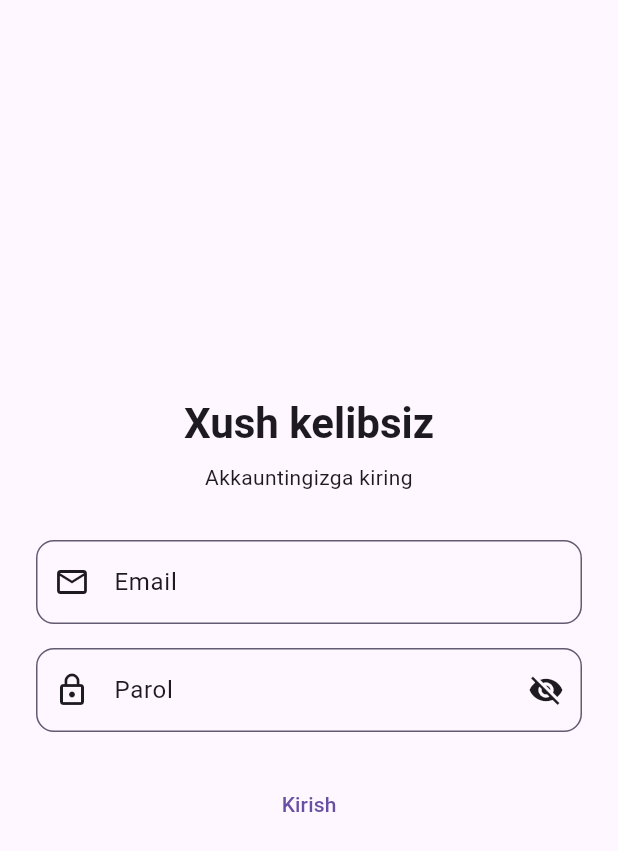
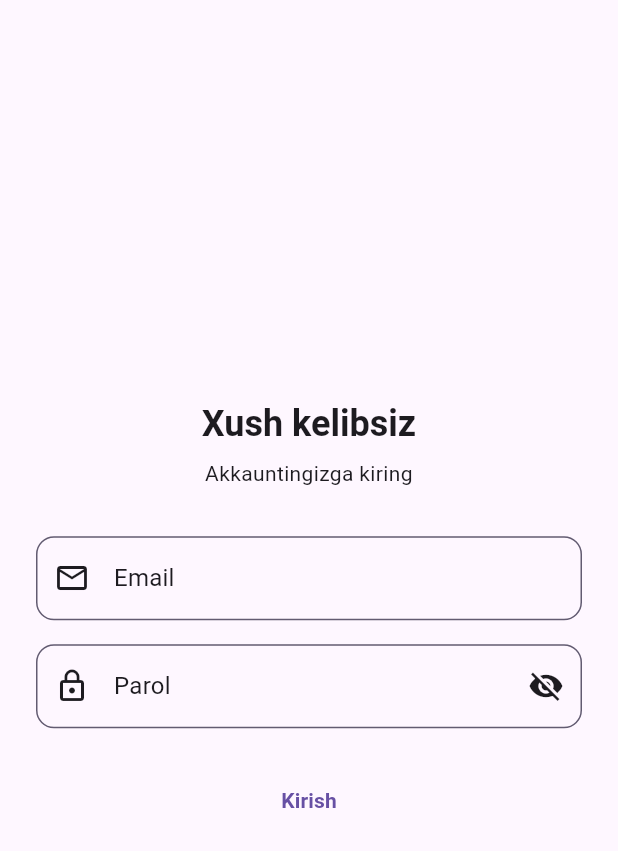
Before and after one commit to Sh0hrux/Project, a Flutter app: the screen it shows after launch, on a phone screen of 412 x 824 dp. Shown: the top 851 px of the screen. Run offline on Flutter 3.47's test engine with Material 3 defaults, Android fonts, the phone set to English and light mode, and no system bars; our stand-ins replace dio, equatable, flutter_bloc, go_router; network calls fail.

Commit message:
feat: design system va mavzu almashtirish

```diff
--- a/lib/app.dart
+++ b/lib/app.dart
@@ -3,12 +3,14 @@ import 'package:flutter_bloc/flutter_bloc.dart';
 import 'package:go_router/go_router.dart';
 import 'package:startup_app/core/router/app_router.dart';
 import 'package:startup_app/core/theme/app_theme.dart';
+import 'package:startup_app/core/theme/theme_cubit.dart';
 import 'package:startup_app/features/auth/presentation/bloc/auth_bloc.dart';
 
 class App extends StatefulWidget {
   final AuthBloc? authBloc;
+  final ThemeCubit? themeCubit;
 
-  const App({super.key, this.authBloc});
+  const App({super.key, this.authBloc, this.themeCubit});
 
   @override
   State<App> createState() => _AppState();
@@ -26,12 +28,23 @@ class _AppState extends State<App> {
 
   @override
   Widget build(BuildContext context) {
+    ThemeMode themeMode = ThemeMode.system;
+    if (widget.themeCubit != null) {
+      themeMode = widget.themeCubit!.state;
+    } else {
+      try {
+        themeMode = context.watch<ThemeCubit>().state;
+      } catch (_) {
+        themeMode = ThemeMode.system;
+      }
+    }
+
     return MaterialApp.router(
       title: 'Startup App',
       debugShowCheckedModeBanner: false,
       theme: AppTheme.lightTheme,
       darkTheme: AppTheme.darkTheme,
-      themeMode: ThemeMode.system,
+      themeMode: themeMode,
       routerConfig: _router,
     );
   }
--- /dev/null
+++ b/lib/core/theme/app_radius.dart
@@ -0,0 +1,18 @@
+import 'package:flutter/material.dart';
+
+class AppRadius {
+  AppRadius._();
+
+  static const double s = 4.0;
+  static const double m = 8.0;
+  static const double l = 12.0;
+  static const double xl = 16.0;
+  static const double round = 999.0;
+
+  static const BorderRadius borderS = BorderRadius.all(Radius.circular(s));
+  static const BorderRadius borderM = BorderRadius.all(Radius.circular(m));
+  static const BorderRadius borderL = BorderRadius.all(Radius.circular(l));
+  static const BorderRadius borderXl = BorderRadius.all(Radius.circular(xl));
+  static const BorderRadius borderRound =
+      BorderRadius.all(Radius.circular(round));
+}
--- a/lib/core/theme/app_theme.dart
+++ b/lib/core/theme/app_theme.dart
@@ -1,5 +1,7 @@
 import 'package:flutter/material.dart';
 import 'package:startup_app/core/theme/app_colors.dart';
+import 'package:startup_app/core/theme/app_radius.dart';
+import 'package:startup_app/core/theme/app_typography.dart';
 
 class AppTheme {
   AppTheme._();
@@ -8,6 +10,7 @@ class AppTheme {
     return ThemeData(
       useMaterial3: true,
       brightness: Brightness.light,
+      textTheme: AppTypography.textTheme,
       colorScheme: const ColorScheme.light(
         primary: AppColors.primary,
         onPrimary: AppColors.onPrimary,
@@ -30,29 +33,29 @@ class AppTheme {
         style: ElevatedButton.styleFrom(
           elevation: 0,
           padding: const EdgeInsets.symmetric(horizontal: 24, vertical: 14),
-          shape: RoundedRectangleBorder(
-            borderRadius: BorderRadius.circular(12),
+          shape: const RoundedRectangleBorder(
+            borderRadius: AppRadius.borderL,
           ),
         ),
       ),
-      inputDecorationTheme: InputDecorationTheme(
+      inputDecorationTheme: const InputDecorationTheme(
         filled: true,
         fillColor: AppColors.surfaceLight,
         border: OutlineInputBorder(
-          borderRadius: BorderRadius.circular(12),
-          borderSide: const BorderSide(color: AppColors.secondary),
+          borderRadius: AppRadius.borderL,
+          borderSide: BorderSide(color: AppColors.secondary),
         ),
         enabledBorder: OutlineInputBorder(
-          borderRadius: BorderRadius.circular(12),
-          borderSide: const BorderSide(color: AppColors.secondary),
+          borderRadius: AppRadius.borderL,
+          borderSide: BorderSide(color: AppColors.secondary),
         ),
         focusedBorder: OutlineInputBorder(
-          borderRadius: BorderRadius.circular(12),
-          borderSide: const BorderSide(color: AppColors.primary, width: 2),
+          borderRadius: AppRadius.borderL,
+          borderSide: BorderSide(color: AppColors.primary, width: 2),
         ),
         errorBorder: OutlineInputBorder(
-          borderRadius: BorderRadius.circular(12),
-          borderSide: const BorderSide(color: AppColors.error),
+          borderRadius: AppRadius.borderL,
+          borderSide: BorderSide(color: AppColors.error),
         ),
       ),
     );
@@ -62,6 +65,7 @@ class AppTheme {
     return ThemeData(
       useMaterial3: true,
       brightness: Brightness.dark,
+      textTheme: AppTypography.textTheme,
       colorScheme: const ColorScheme.dark(
         primary: AppColors.primaryContainer,
         onPrimary: AppColors.onPrimaryContainer,
@@ -82,20 +86,20 @@ class AppTheme {
         style: ElevatedButton.styleFrom(
           elevation: 0,
           padding: const EdgeInsets.symmetric(horizontal: 24, vertical: 14),
-          shape: RoundedRectangleBorder(
-            borderRadius: BorderRadius.circular(12),
+          shape: const RoundedRectangleBorder(
+            borderRadius: AppRadius.borderL,
           ),
         ),
       ),
-      inputDecorationTheme: InputDecorationTheme(
+      inputDecorationTheme: const InputDecorationTheme(
         filled: true,
         fillColor: AppColors.surfaceDark,
         border: OutlineInputBorder(
-          borderRadius: BorderRadius.circular(12),
+          borderRadius: AppRadius.borderL,
         ),
         focusedBorder: OutlineInputBorder(
-          borderRadius: BorderRadius.circular(12),
-          borderSide: const BorderSide(color: AppColors.primaryContainer, width: 2),
+          borderRadius: AppRadius.borderL,
+          borderSide: BorderSide(color: AppColors.primaryContainer, width: 2),
         ),
       ),
     );
--- /dev/null
+++ b/lib/core/theme/app_typography.dart
@@ -0,0 +1,36 @@
+import 'package:flutter/material.dart';
+
+class AppTypography {
+  AppTypography._();
+
+  static const TextTheme textTheme = TextTheme(
+    displayLarge: TextStyle(
+      fontSize: 32,
+      fontWeight: FontWeight.bold,
+      letterSpacing: -0.5,
+    ),
+    headlineMedium: TextStyle(
+      fontSize: 24,
+      fontWeight: FontWeight.w600,
+    ),
+    titleLarge: TextStyle(
+      fontSize: 20,
+      fontWeight: FontWeight.w600,
+    ),
+    bodyLarge: TextStyle(
+      fontSize: 16,
+      fontWeight: FontWeight.normal,
+      letterSpacing: 0.15,
+    ),
+    bodyMedium: TextStyle(
+      fontSize: 14,
+      fontWeight: FontWeight.normal,
+      letterSpacing: 0.25,
+    ),
+    labelLarge: TextStyle(
+      fontSize: 14,
+      fontWeight: FontWeight.w600,
+      letterSpacing: 0.1,
+    ),
+  );
+}
```
Also changed, not shown: lib/core/theme/app_spacing.dart (added, +10 -0 lines), lib/core/theme/theme_cubit.dart (added, +18 -0 lines), lib/features/auth/presentation/screens/home_screen.dart (+18 -3 lines), lib/main.dart (+10 -2 lines), 2 other files.
